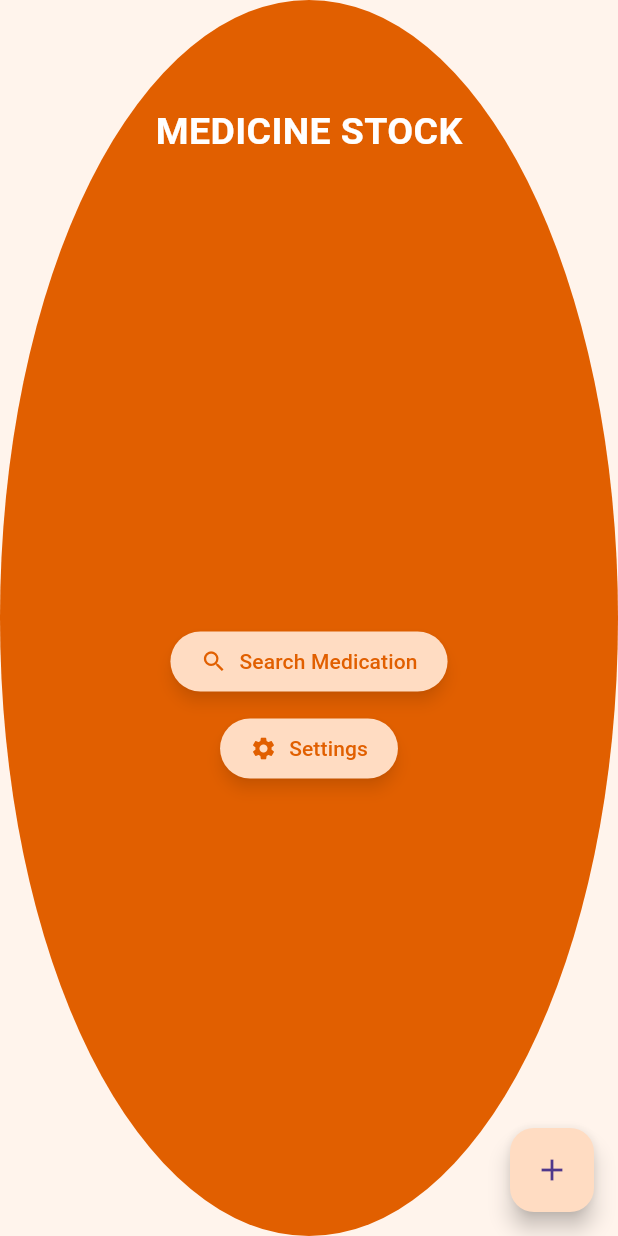
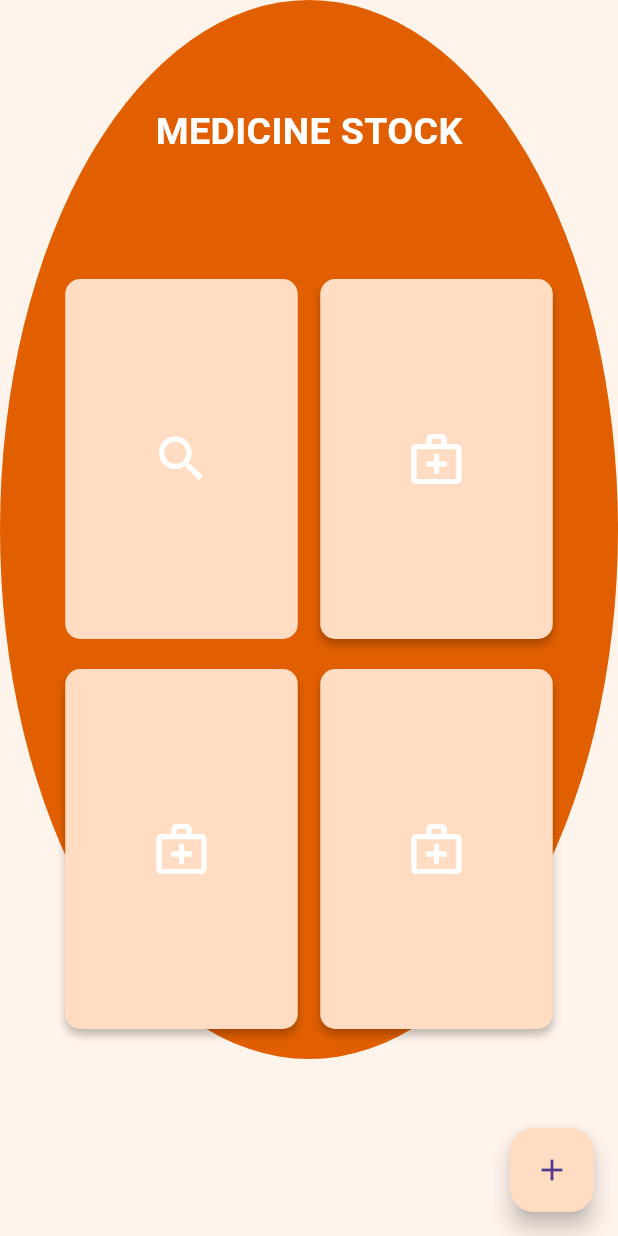
Before and after one commit to YZ1GO/L.EIC017_ES_PRJ, a Flutter app: the StockScreen screen opened directly, on a phone screen of 412 x 824 dp. Run offline on Flutter 3.47's test engine with Material 3 defaults, Android fonts, the phone set to English and light mode, and no system bars; our stand-ins replace firebase_core, firebase_database, flutter_local_notifications, permission_handler, shared_preferences; accounts and stored records are empty.

Commit message:
template medicine stock

```diff
--- a/app/lib/screens/stock_screen.dart
+++ b/app/lib/screens/stock_screen.dart
@@ -15,7 +15,9 @@ class StockScreen extends StatelessWidget {
           Positioned.fill(
             child: eclipse_background(),
           ),
-          Column(
+          SingleChildScrollView(
+            physics: ScrollPhysics(),
+            child: Column(
               children: [
                 SizedBox(height: 60),
                 Container(
@@ -33,13 +35,21 @@ class StockScreen extends StatelessWidget {
                     ),
                   ),
                 ),
-              Expanded(
-                child: Padding(
-                  padding: const EdgeInsets.symmetric(horizontal: 16),
-                  child: Column(
+                SizedBox(height: 70),
+                Row(
                   mainAxisAlignment: MainAxisAlignment.center,
                   children: [
-                      ElevatedButton.icon(
+                    Column(
+                      mainAxisAlignment: MainAxisAlignment.center,
+                      children: [
+                        Container(
+                          width: 155,
+                          height: 240,
+                          decoration: BoxDecoration(
+                            color: Color.fromRGBO(255, 220, 194, 1),
+                            borderRadius: BorderRadius.circular(10),
+                          ),
+                          child: IconButton(
                             onPressed: () {
                               Navigator.push(
                                 context,
@@ -47,38 +57,109 @@ class StockScreen extends StatelessWidget {
                               );
                             },
                             icon: Icon(Icons.search),
-                        label: Text('Search Medication'),
-                        style: ElevatedButton.styleFrom(
-                          elevation: 4,
-                          shadowColor: Colors.black.withOpacity(0.5),
-                          backgroundColor: Color.fromRGBO(255, 220, 194, 1),
-                          foregroundColor: Color.fromRGBO(225, 95, 0, 1),
-                          padding: EdgeInsets.symmetric(horizontal: 20, vertical: 10),
-                        ),
-                      ),
-                      SizedBox(height: 10),
-                      ElevatedButton.icon(
-                        onPressed: () {
-                          Navigator.push(
-                            context,
-                            MaterialPageRoute(builder: (context) => SettingsScreen()),
-                          );
-                        },
-                        icon: Icon(Icons.settings),
-                        label: Text('Settings'),
-                        style: ElevatedButton.styleFrom(
-                          elevation: 4,
-                          shadowColor: Colors.black.withOpacity(0.5),
-                          backgroundColor: Color.fromRGBO(255, 220, 194, 1),
-                          foregroundColor: Color.fromRGBO(225, 95, 0, 1),
-                          padding: EdgeInsets.symmetric(horizontal: 20, vertical: 10),
+                            iconSize: 40,
+                            color: Colors.white,
                           ),
                         ),
                       ],
                     ),
+                    SizedBox(width: 15),
+                    Column(
+                      mainAxisAlignment: MainAxisAlignment.center,
+                      children: [
+                        Container(
+                          width: 155,
+                          height: 240,
+                          decoration: BoxDecoration(
+                            color: Color.fromRGBO(255, 220, 194, 1),
+                            borderRadius: BorderRadius.circular(10),
+                            boxShadow: [
+                              BoxShadow(
+                                color: Colors.black.withOpacity(0.25),
+                                blurRadius: 4,
+                                offset: Offset(0, 4),
+                              ),
+                            ],
+                          ),
+                          child: IconButton(
+                            onPressed: () {
+                              // Add your action here
+                            },
+                            icon: Icon(Icons.medical_services_outlined),
+                            iconSize: 40,
+                            color: Colors.white,
                           ),
                         ),
                       ],
+                    ),
+                  ],
+                ),
+                SizedBox(height: 20),
+                Row(
+                  mainAxisAlignment: MainAxisAlignment.center,
+                  children: [
+                    Column(
+                      mainAxisAlignment: MainAxisAlignment.center,
+                      children: [
+                        Container(
+                          width: 155,
+                          height: 240,
+                          decoration: BoxDecoration(
+                            color: Color.fromRGBO(255, 220, 194, 1),
+                            borderRadius: BorderRadius.circular(10),
+                            boxShadow: [
+                              BoxShadow(
+                                color: Colors.black.withOpacity(0.25),
+                                blurRadius: 4,
+                                offset: Offset(0, 4),
+                              ),
+                            ],
+                          ),
+                          child: IconButton(
+                            onPressed: () {
+                              // Add your action here
+                            },
+                            icon: Icon(Icons.medical_services_outlined),
+                            iconSize: 40,
+                            color: Colors.white,
+                          ),
+                        ),
+                      ],
+                    ),
+                    SizedBox(width: 15),
+                    Column(
+                      mainAxisAlignment: MainAxisAlignment.center,
+                      children: [
+                        Container(
+                          width: 155,
+                          height: 240,
+                          decoration: BoxDecoration(
+                            color: Color.fromRGBO(255, 220, 194, 1),
+                            borderRadius: BorderRadius.circular(10),
+                            boxShadow: [
+                              BoxShadow(
+                                color: Colors.black.withOpacity(0.25),
+                                blurRadius: 4,
+                                offset: Offset(0, 4),
+                              ),
+                            ],
+                          ),
+                          child: IconButton(
+                            onPressed: () {
+                              // Add your action here
+                            },
+                            icon: Icon(Icons.medical_services_outlined),
+                            iconSize: 40,
+                            color: Colors.white,
+                          ),
+                        ),
+                      ],
+                    ),
+                  ],
+                ),
+                SizedBox(height: 20),
+              ],
+            ),
           ),
         ],
       ),
```
Lines whose indentation alone changed are shown as unchanged.
